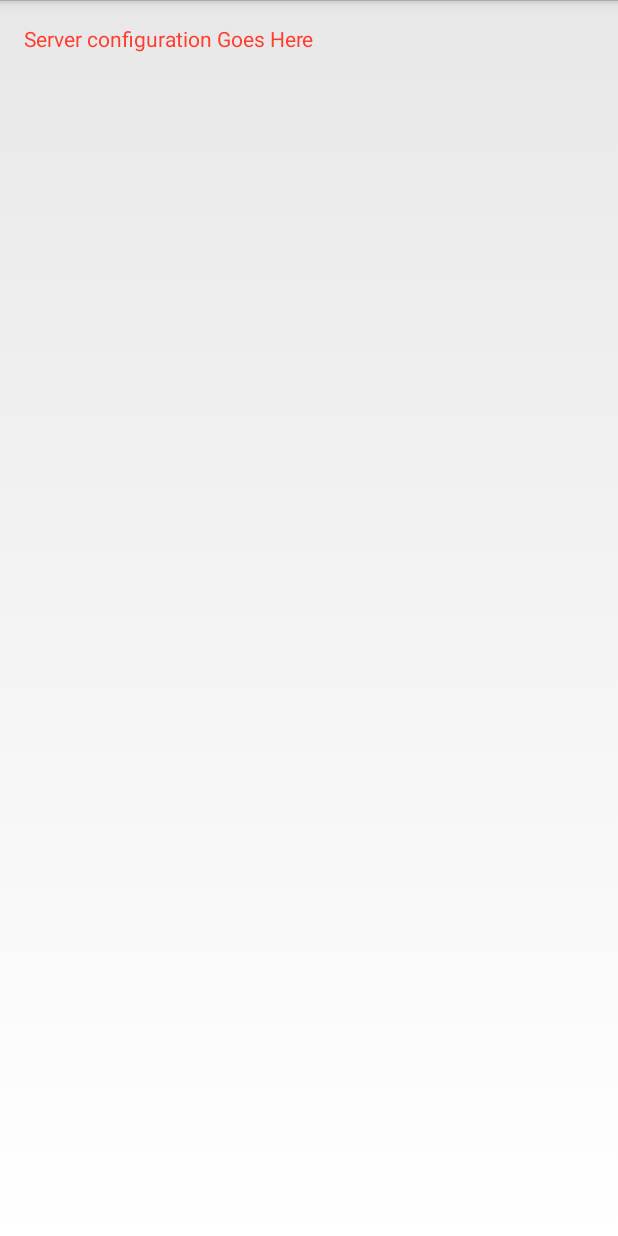
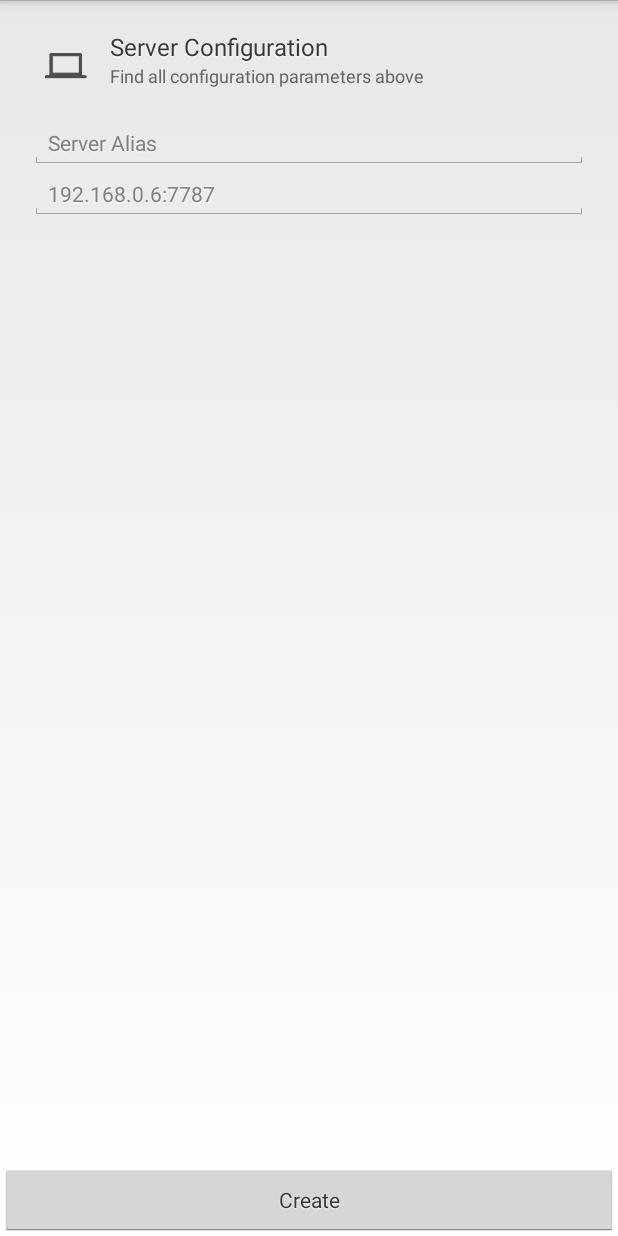
Before and after one commit to mrjbee/meetpy, an Android app: the layout activity_server_configuration.xml on its own in the app's theme, with its tools: preview values and no code run, on a phone screen of 412 x 824 dp. Run offline under Robolectric (Android 15) with nearby library versions, the light colour scheme and no system bars.

Commit message:
[MPI-9] Add basic UI for configuration

```diff
--- a/client/app/src/main/AndroidManifest.xml
+++ b/client/app/src/main/AndroidManifest.xml
@@ -20,7 +20,8 @@
         <activity
             android:name=".ServerConfigurationActivity"
             android:label="@string/title_activity_server_configuration"
-            android:screenOrientation="portrait" >
+            android:screenOrientation="portrait"
+            android:windowSoftInputMode="adjustResize">
         </activity>
     </application>
 
--- a/client/app/src/main/res/layout/activity_server_configuration.xml
+++ b/client/app/src/main/res/layout/activity_server_configuration.xml
@@ -1,12 +1,80 @@
 <RelativeLayout xmlns:android="http://schemas.android.com/apk/res/android"
     xmlns:tools="http://schemas.android.com/tools" android:layout_width="match_parent"
-    android:layout_height="match_parent" android:paddingLeft="@dimen/activity_horizontal_margin"
-    android:paddingRight="@dimen/activity_horizontal_margin"
-    android:paddingTop="@dimen/activity_vertical_margin"
-    android:paddingBottom="@dimen/activity_vertical_margin"
-    tools:context="team.monroe.org.meetpy.ServerConfigurationActivity">
+    android:layout_height="match_parent"
+    tools:context="team.monroe.org.meetpy.ServerConfigurationActivity"
+    style="@style/Text.Panel.Main">
 
-    <TextView android:text="Server configuration Goes Here" android:layout_width="wrap_content"
-        android:layout_height="wrap_content" />
+    <ImageView
+        android:layout_marginTop="20dp"
+        android:layout_marginRight="5dp"
+        android:layout_marginLeft="20dp"
+        android:id="@+id/sc_top_icon"
+        android:layout_width="wrap_content"
+        android:layout_height="wrap_content"
+        android:layout_alignParentTop="true"
+        android:layout_alignParentLeft="true"
+        android:src="@drawable/ic_launcher"/>
+
+    <TextView
+        style="@style/Text.Caption.Panel.Main"
+        android:layout_marginTop="20dp"
+        android:layout_width="wrap_content"
+        android:layout_height="wrap_content"
+        android:text="Server Configuration"
+        android:id="@+id/sc_caption"
+        android:layout_alignParentTop="true"
+        android:layout_toRightOf="@+id/sc_top_icon"
+        android:singleLine="true"
+        android:maxLines="1"/>
+    <TextView
+        style="@style/Text.Optional.Panel.Main"
+        android:layout_width="wrap_content"
+        android:layout_height="wrap_content"
+        android:text="Find all configuration parameters above"
+        android:id="@+id/sc_description"
+        android:layout_below="@+id/sc_caption"
+        android:layout_alignLeft="@+id/sc_caption"
+      />
+
+    <LinearLayout
+        android:layout_marginTop="20dp"
+        android:layout_marginLeft="20dp"
+        android:layout_marginRight="20dp"
+        android:layout_below="@+id/sc_description"
+        android:layout_width="fill_parent"
+        android:layout_height="wrap_content"
+        android:orientation="vertical"
+        android:id="@+id/linearLayout">
+
+        <EditText
+            style="@style/Text.Panel.Main"
+            android:layout_width="fill_parent"
+            android:layout_height="wrap_content"
+            android:id="@+id/editText"
+            android:hint="Server Alias"
+            android:singleLine="true"
+            android:maxLines="1"/>
+
+        <EditText
+            style="@style/Text.Panel.Main"
+            android:layout_width="fill_parent"
+            android:layout_height="wrap_content"
+            android:id="@+id/editText2"
+            android:hint="192.168.0.6:7787"
+            android:imeOptions="actionDone"
+            android:singleLine="true"
+            android:maxLines="1"
+        />
+
+    </LinearLayout>
+
+    <Button
+        style="@style/Text.Panel.Main"
+        android:id="@+id/sc_apply_btn"
+        android:layout_width="fill_parent"
+        android:layout_height="wrap_content"
+        android:text="Create"
+        android:layout_alignParentBottom="true"
+        />
 
 </RelativeLayout>
```
